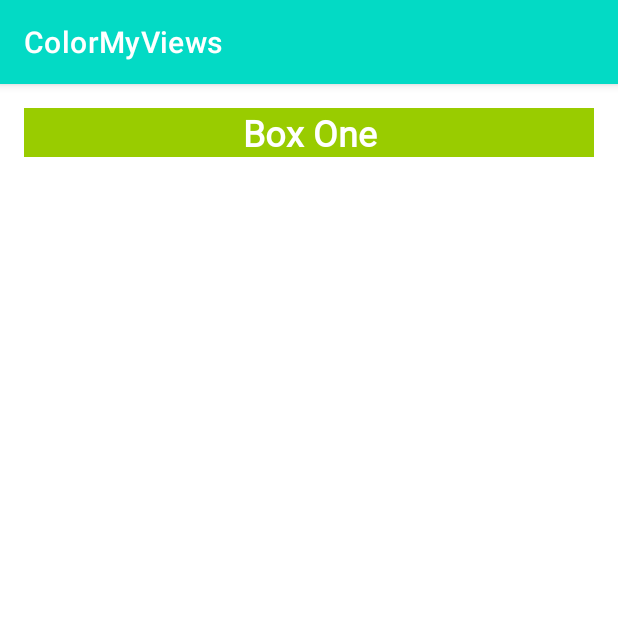
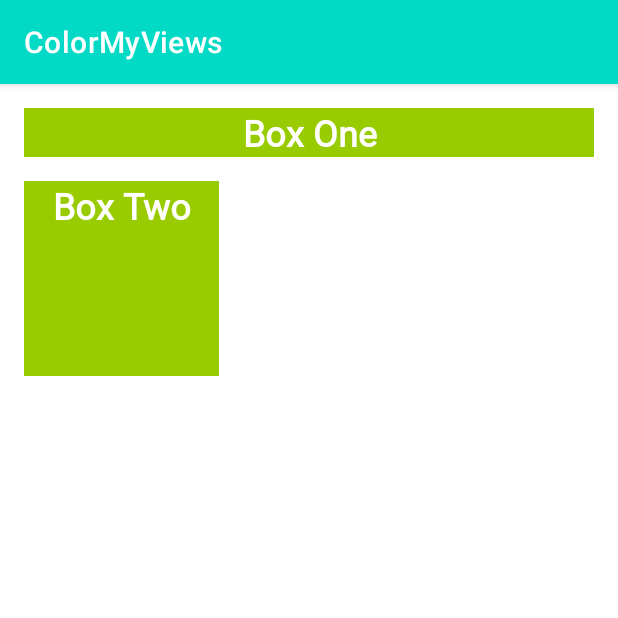
Before and after one commit to lucas-mezencio/android-studies, an Android app: the screen it shows after launch (MainActivity), on a phone screen of 412 x 824 dp, the top half of it. Run offline under Robolectric (Android 15) with nearby library versions, the phone set to English and light mode, and no system bars.

Commit message:
add second text view

```diff
--- a/ColorMyViews/app/src/main/res/layout/activity_main.xml
+++ b/ColorMyViews/app/src/main/res/layout/activity_main.xml
@@ -19,4 +19,15 @@
         app:layout_constraintRight_toRightOf="parent"
         app:layout_constraintTop_toTopOf="parent" />
 
+    <TextView
+        android:id="@+id/tv_box_two"
+        style="@style/whiteBox"
+        android:layout_width="130dp"
+        android:layout_height="130dp"
+        android:layout_marginStart="@dimen/margin_wide"
+        android:layout_marginTop="@dimen/margin_wide"
+        android:text="@string/box_two"
+        app:layout_constraintStart_toStartOf="parent"
+        app:layout_constraintTop_toBottomOf="@+id/tv_box_one" />
+
 </androidx.constraintlayout.widget.ConstraintLayout>
--- a/ColorMyViews/app/src/main/res/values/strings.xml
+++ b/ColorMyViews/app/src/main/res/values/strings.xml
@@ -1,4 +1,5 @@
 <resources>
     <string name="app_name">ColorMyViews</string>
     <string name="box_one">Box One</string>
+    <string name="box_two">Box Two</string>
 </resources>
```
